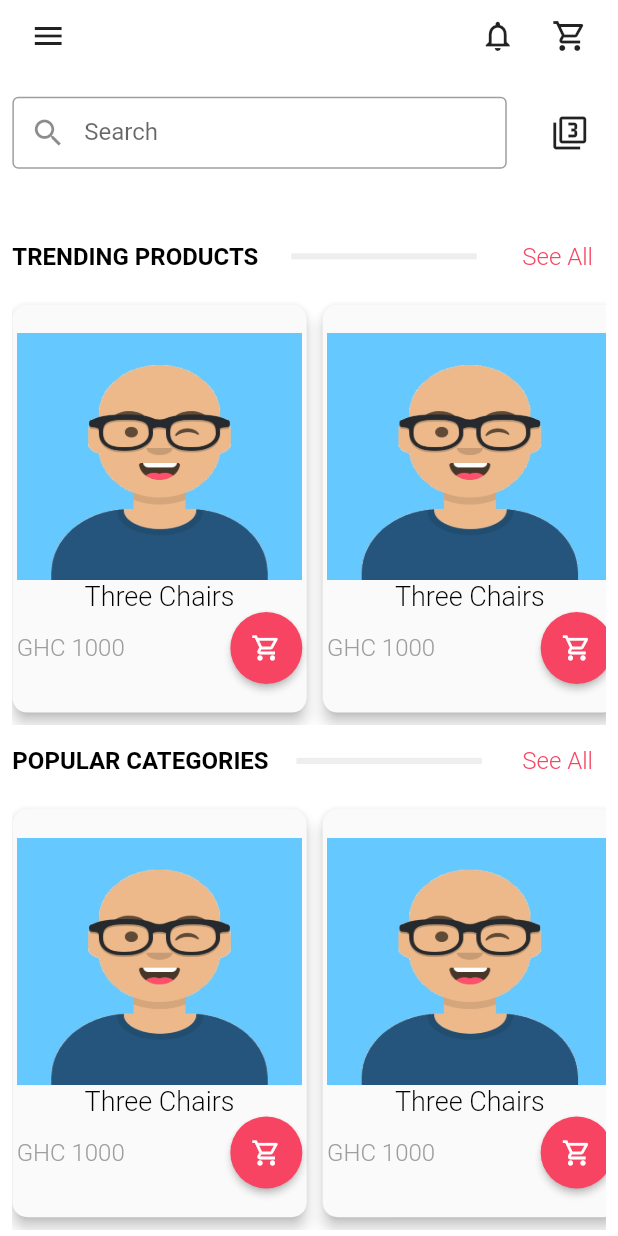
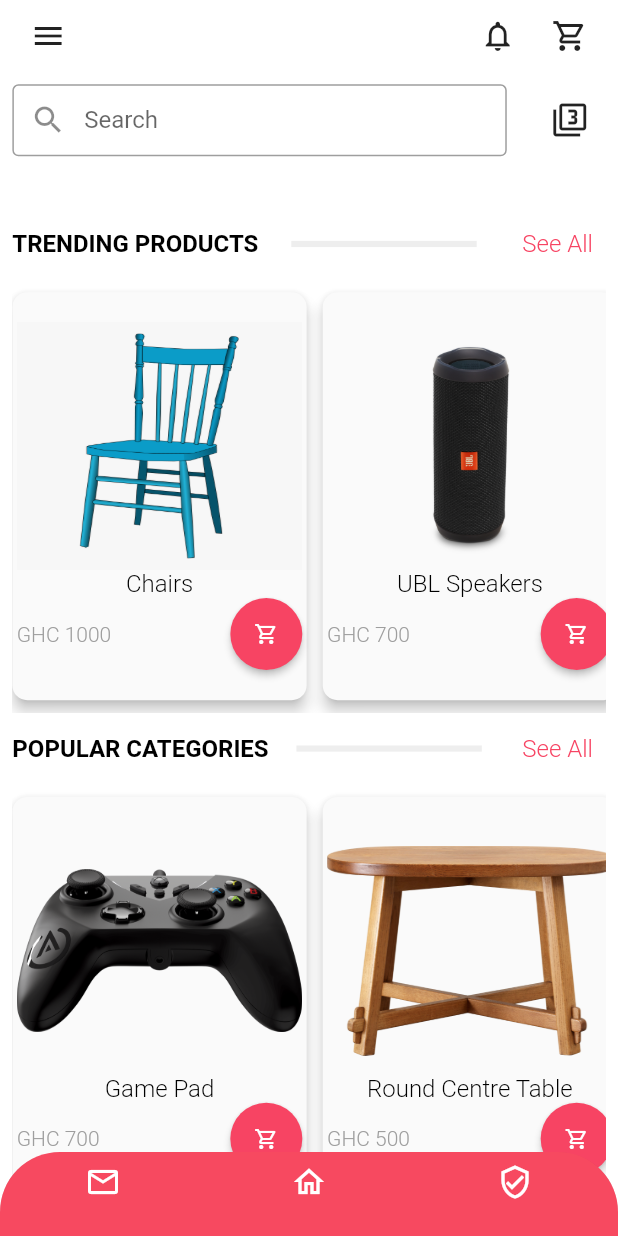
Before and after one commit to handuah/Ramini-UI, a Flutter app: the HomeScreen screen opened by its route, on a phone screen of 412 x 824 dp. Run offline on Flutter 3.47's test engine with Material 2 defaults, Android fonts, the phone set to English and light mode, and no system bars; our stand-ins replace google_fonts, hexcolor; Roboto replaces fonts that are missing (Alata).

```diff
--- a/lib/screens/homeScreen.dart
+++ b/lib/screens/homeScreen.dart
@@ -14,6 +14,69 @@ class _HomeScreenState extends State<HomeScreen> {
   @override
   Widget build(BuildContext context) {
     return Scaffold(
+      extendBody:
+          true, //this removes the white space at the begining of Bottom Navigation Bar after curve
+      bottomNavigationBar: ClipRRect(
+        borderRadius: BorderRadius.only(
+          topLeft: Radius.circular(
+            40.0,
+          ),
+          topRight: Radius.circular(
+            40.0,
+          ),
+        ),
+        child: BottomNavigationBar(
+          elevation: 4.0,
+          backgroundColor: HexColor("#F74960"),
+          items: [
+            BottomNavigationBarItem(
+              // backgroundColor: Colors.red,
+              icon: Icon(
+                Icons.mail_outlined,
+                color: Colors.white,
+                size: 24.0,
+              ),
+              label: '',
+              // title: Text('Dashboard'),
+              activeIcon: Icon(
+                Icons.mail_outlined,
+                color: Colors.white,
+                size: 24.0,
+              ),
+            ),
+            BottomNavigationBarItem(
+              // backgroundColor: Colors.red,
+              icon: Icon(
+                Icons.home_outlined,
+                color: Colors.white,
+                size: 24.0,
+              ),
+              label: '',
+              // title: Text('Dashboard'),
+              activeIcon: Icon(
+                Icons.home_outlined,
+                color: HexColor("#5B67CA"),
+                size: 24.0,
+              ),
+            ),
+            BottomNavigationBarItem(
+              // backgroundColor: Colors.red,
+              icon: Icon(
+                Icons.verified_user_outlined,
+                color: Colors.white,
+                size: 24.0,
+              ),
+              label: '',
+              // title: Text('Dashboard'),
+              activeIcon: Icon(
+                Icons.mail_outlined,
+                color: HexColor("#5B67CA"),
+                size: 24.0,
+              ),
+            ),
+          ],
+        ),
+      ),
       backgroundColor: HexColor("#FFFFFF"),
       body: Padding(
         padding: EdgeInsets.symmetric(
@@ -50,7 +113,7 @@ class _HomeScreenState extends State<HomeScreen> {
               ],
             ),
             SizedBox(
-              height: MediaQuery.of(context).size.height * 0.02,
+              height: MediaQuery.of(context).size.height * 0.01,
             ),
             Row(
               mainAxisAlignment: MainAxisAlignment.spaceBetween,
@@ -166,16 +229,16 @@ class _HomeScreenState extends State<HomeScreen> {
                               child: Image(
                                 height: MediaQuery.of(context).size.height,
                                 width: MediaQuery.of(context).size.width,
-                                image: AssetImage('assets/avatar.jpg'),
+                                image: AssetImage('assets/chair.png'),
                                 fit: BoxFit.fill,
                               ),
                             ),
                             Text(
-                              'Three Chairs',
+                              'Chairs',
                               style: GoogleFonts.alata(
                                 textStyle: TextStyle(
                                   // letterSpacing: 2,
-                                  fontSize: 18.0,
+                                  fontSize: 16.0,
                                   fontWeight: FontWeight.w300,
                                   color: HexColor("#000000"),
                                 ),
@@ -190,7 +253,7 @@ class _HomeScreenState extends State<HomeScreen> {
                                   style: GoogleFonts.alata(
                                     textStyle: TextStyle(
                                       // letterSpacing: 2,
-                                      fontSize: 16.0,
+                                      fontSize: 14.0,
                                       fontWeight: FontWeight.w300,
                                       color: Colors.grey,
                                     ),
@@ -204,7 +267,7 @@ class _HomeScreenState extends State<HomeScreen> {
                                   child: IconButton(
                                     icon: Icon(Icons.shopping_cart_outlined),
                                     color: HexColor("#FFFFFF"),
-                                    iconSize: 20.0,
+                                    iconSize: 16.0,
                                     splashColor: Colors.grey,
                                     splashRadius: 25.0,
                                     onPressed: () {},
@@ -245,16 +308,16 @@ class _HomeScreenState extends State<HomeScreen> {
                               child: Image(
                                 height: MediaQuery.of(context).size.height,
                                 width: MediaQuery.of(context).size.width,
-                                image: AssetImage('assets/avatar.jpg'),
-                                fit: BoxFit.fill,
+                                image: AssetImage('assets/jbl.png'),
+                                fit: BoxFit.contain,
                               ),
                             ),
                             Text(
-                              'Three Chairs',
+                              'UBL Speakers',
                               style: GoogleFonts.alata(
                                 textStyle: TextStyle(
                                   // letterSpacing: 2,
-                                  fontSize: 18.0,
+                                  fontSize: 16.0,
                                   fontWeight: FontWeight.w300,
                                   color: HexColor("#000000"),
                                 ),
@@ -265,11 +328,11 @@ class _HomeScreenState extends State<HomeScreen> {
                               // crossAxisAlignment: CrossAxisAlignment.center,
                               children: [
                                 Text(
-                                  'GHC 1000',
+                                  'GHC 700',
                                   style: GoogleFonts.alata(
                                     textStyle: TextStyle(
                                       // letterSpacing: 2,
-                                      fontSize: 16.0,
+                                      fontSize: 14.0,
                                       fontWeight: FontWeight.w300,
                                       color: Colors.grey,
                                     ),
@@ -283,7 +346,7 @@ class _HomeScreenState extends State<HomeScreen> {
                                   child: IconButton(
                                     icon: Icon(Icons.shopping_cart_outlined),
                                     color: HexColor("#FFFFFF"),
-                                    iconSize: 20.0,
+                                    iconSize: 16.0,
                                     splashColor: Colors.grey,
                                     splashRadius: 25.0,
                                     onPressed: () {},
@@ -324,16 +387,16 @@ class _HomeScreenState extends State<HomeScreen> {
                               child: Image(
                                 height: MediaQuery.of(context).size.height,
                                 width: MediaQuery.of(context).size.width,
-                                image: AssetImage('assets/avatar.jpg'),
-                                fit: BoxFit.fill,
+                                image: AssetImage('assets/ear-buds.png'),
+                                fit: BoxFit.contain,
                               ),
                             ),
                             Text(
-                              'Three Chairs',
+                              'AirPods 2',
                               style: GoogleFonts.alata(
                                 textStyle: TextStyle(
                                   // letterSpacing: 2,
-                                  fontSize: 18.0,
+                                  fontSize: 16.0,
                                   fontWeight: FontWeight.w300,
                                   color: HexColor("#000000"),
                                 ),
@@ -344,11 +407,11 @@ class _HomeScreenState extends State<HomeScreen> {
                               // crossAxisAlignment: CrossAxisAlignment.center,
                               children: [
                                 Text(
-                                  'GHC 1000',
+                                  'GHC 8000',
                                   style: GoogleFonts.alata(
                                     textStyle: TextStyle(
                                       // letterSpacing: 2,
-                                      fontSize: 16.0,
+                                      fontSize: 14.0,
                                       fontWeight: FontWeight.w300,
                                       color: Colors.grey,
                                     ),
@@ -362,7 +425,7 @@ class _HomeScreenState extends State<HomeScreen> {
                                   child: IconButton(
                                     icon: Icon(Icons.shopping_cart_outlined),
                                     color: HexColor("#FFFFFF"),
-                                    iconSize: 20.0,
+                                    iconSize: 16.0,
                                     splashColor: Colors.grey,
                                     splashRadius: 25.0,
                                     onPressed: () {},
@@ -400,7 +463,7 @@ class _HomeScreenState extends State<HomeScreen> {
                 ),
                 TextButton(
                   onPressed: () {
-                    Navigator.pushNamed(context, '/homeScreen');
+                    // Navigator.pushNamed(context, '/homeScreen');
                   },
                   child: Text(
                     'See All',
@@ -453,16 +516,16 @@ class _HomeScreenState extends State<HomeScreen> {
                               child: Image(
                                 height: MediaQuery.of(context).size.height,
                                 width: MediaQuery.of(context).size.width,
-                                image: AssetImage('assets/avatar.jpg'),
-                                fit: BoxFit.fill,
+                                image: AssetImage('assets/gamepad.png'),
+                                fit: BoxFit.contain,
                               ),
                             ),
                             Text(
-                              'Three Chairs',
+                              'Game Pad',
                               style: GoogleFonts.alata(
                                 textStyle: TextStyle(
                                   // letterSpacing: 2,
-                                  fontSize: 18.0,
+                                  fontSize: 16.0,
                                   fontWeight: FontWeight.w300,
                                   color: HexColor("#000000"),
                                 ),
@@ -473,11 +536,11 @@ class _HomeScreenState extends State<HomeScreen> {
                               // crossAxisAlignment: CrossAxisAlignment.center,
                               children: [
                                 Text(
-                                  'GHC 1000',
+                                  'GHC 700',
                                   style: GoogleFonts.alata(
                                     textStyle: TextStyle(
                                       // letterSpacing: 2,
-                                      fontSize: 16.0,
+                                      fontSize: 14.0,
                                       fontWeight: FontWeight.w300,
                                       color: Colors.grey,
                                     ),
@@ -491,7 +554,7 @@ class _HomeScreenState extends State<HomeScreen> {
                                   child: IconButton(
                                     icon: Icon(Icons.shopping_cart_outlined),
                                     color: HexColor("#FFFFFF"),
-                                    iconSize: 20.0,
+                                    iconSize: 16.0,
                                     splashColor: Colors.grey,
                                     splashRadius: 25.0,
                                     onPressed: () {},
@@ -532,16 +595,16 @@ class _HomeScreenState extends State<HomeScreen> {
                               child: Image(
                                 height: MediaQuery.of(context).size.height,
                                 width: MediaQuery.of(context).size.width,
-                                image: AssetImage('assets/avatar.jpg'),
-                                fit: BoxFit.fill,
+                                image: AssetImage('assets/table1.png'),
+                                fit: BoxFit.contain,
                               ),
                             ),
                             Text(
-                              'Three Chairs',
+                              'Round Centre Table',
                               style: GoogleFonts.alata(
                                 textStyle: TextStyle(
                                   // letterSpacing: 2,
-                                  fontSize: 18.0,
+                                  fontSize: 16.0,
                                   fontWeight: FontWeight.w300,
                                   color: HexColor("#000000"),
                                 ),
@@ -552,11 +615,11 @@ class _HomeScreenState extends State<HomeScreen> {
                               // crossAxisAlignment: CrossAxisAlignment.center,
                               children: [
                                 Text(
-                                  'GHC 1000',
+                                  'GHC 500',
                                   style: GoogleFonts.alata(
                                     textStyle: TextStyle(
                                       // letterSpacing: 2,
-                                      fontSize: 16.0,
+                                      fontSize: 14.0,
                                       fontWeight: FontWeight.w300,
                                       color: Colors.grey,
                                     ),
@@ -570,7 +633,7 @@ class _HomeScreenState extends State<HomeScreen> {
                                   child: IconButton(
                                     icon: Icon(Icons.shopping_cart_outlined),
                                     color: HexColor("#FFFFFF"),
-                                    iconSize: 20.0,
+                                    iconSize: 16.0,
                                     splashColor: Colors.grey,
                                     splashRadius: 25.0,
                                     onPressed: () {},
@@ -611,16 +674,16 @@ class _HomeScreenState extends State<HomeScreen> {
                               child: Image(
                                 height: MediaQuery.of(context).size.height,
                                 width: MediaQuery.of(context).size.width,
-                                image: AssetImage('assets/avatar.jpg'),
-                                fit: BoxFit.fill,
+                                image: AssetImage('assets/tcl.png'),
+                                fit: BoxFit.contain,
                               ),
                             ),
                             Text(
-                              'Three Chairs',
+                              'TCL Android TV',
                               style: GoogleFonts.alata(
                                 textStyle: TextStyle(
                                   // letterSpacing: 2,
-                                  fontSize: 18.0,
+                                  fontSize: 16.0,
                                   fontWeight: FontWeight.w300,
                                   color: HexColor("#000000"),
                                 ),
@@ -631,11 +694,11 @@ class _HomeScreenState extends State<HomeScreen> {
                               // crossAxisAlignment: CrossAxisAlignment.center,
                               children: [
                                 Text(
-                                  'GHC 1000',
+                                  'GHC 5000',
                                   style: GoogleFonts.alata(
                                     textStyle: TextStyle(
                                       // letterSpacing: 2,
-                                      fontSize: 16.0,
+                                      fontSize: 14.0,
                                       fontWeight: FontWeight.w300,
                                       color: Colors.grey,
                                     ),
@@ -649,7 +712,7 @@ class _HomeScreenState extends State<HomeScreen> {
                                   child: IconButton(
                                     icon: Icon(Icons.shopping_cart_outlined),
                                     color: HexColor("#FFFFFF"),
-                                    iconSize: 20.0,
+                                    iconSize: 16.0,
                                     splashColor: Colors.grey,
                                     splashRadius: 25.0,
                                     onPressed: () {},
@@ -665,6 +728,9 @@ class _HomeScreenState extends State<HomeScreen> {
                 ],
               ),
             ),
+            SizedBox(
+              height: MediaQuery.of(context).size.height * 0.01,
+            ),
           ],
         ),
       ),
--- a/pubspec.yaml
+++ b/pubspec.yaml
@@ -49,7 +49,7 @@ flutter:
 
   # To add assets to your application, add an assets section, like this:
   assets:
-    - assets/avatar.jpg
+    - assets/
   #   - images/a_dot_ham.jpeg
 
   # An image asset can refer to one or more resolution-specific "variants", see
```
Also changed, not shown: assets/chair.png (added), assets/ear-buds.png (added), assets/gamepad.png (added), assets/jbl.png (added), assets/table1.png (added), assets/tcl.png (added).
